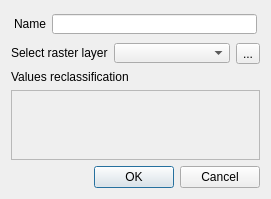
The window that ui/raster_data_dialog.ui (MathieuChailloux/MitiConnect) describes before a commit, drawn with Qt 5.
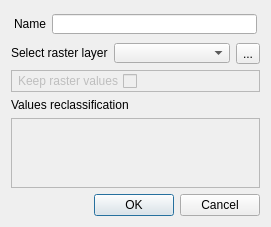
The same window after the commit. Custom widgets are drawn as their Qt base class.

What changed in the file:
```diff
--- a/ui/raster_data_dialog.ui
+++ b/ui/raster_data_dialog.ui
@@ -15,6 +15,13 @@
   </property>
   <layout class="QGridLayout" name="gridLayout">
    <item row="4" column="0">
+    <widget class="QTableView" name="rasterDataDialogView">
+     <property name="enabled">
+      <bool>false</bool>
+     </property>
+    </widget>
+   </item>
+   <item row="5" column="0">
     <widget class="QDialogButtonBox" name="buttonBox">
      <property name="orientation">
       <enum>Qt::Horizontal</enum>
@@ -24,19 +31,6 @@
      </property>
     </widget>
    </item>
-   <item row="2" column="0">
-    <widget class="QLabel" name="encodingLabel">
-     <property name="enabled">
-      <bool>true</bool>
-     </property>
-     <property name="text">
-      <string>Values reclassification</string>
-     </property>
-     <property name="scaledContents">
-      <bool>true</bool>
-     </property>
-    </widget>
-   </item>
    <item row="1" column="0">
     <widget class="QFrame" name="frame">
      <property name="frameShape">
@@ -169,10 +163,69 @@
     </widget>
    </item>
    <item row="3" column="0">
-    <widget class="QTableView" name="rasterDataDialogView">
+    <widget class="QLabel" name="encodingLabel">
      <property name="enabled">
-      <bool>false</bool>
+      <bool>true</bool>
      </property>
+     <property name="text">
+      <string>Values reclassification</string>
+     </property>
+     <property name="scaledContents">
+      <bool>true</bool>
+     </property>
+    </widget>
+   </item>
+   <item row="2" column="0">
+    <widget class="QFrame" name="frame_3">
+     <property name="layoutDirection">
+      <enum>Qt::LeftToRight</enum>
+     </property>
+     <property name="frameShape">
+      <enum>QFrame::StyledPanel</enum>
+     </property>
+     <property name="frameShadow">
+      <enum>QFrame::Raised</enum>
+     </property>
+     <layout class="QHBoxLayout" name="horizontalLayout_3">
+      <property name="leftMargin">
+       <number>0</number>
+      </property>
+      <property name="topMargin">
+       <number>0</number>
+      </property>
+      <property name="rightMargin">
+       <number>0</number>
+      </property>
+      <property name="bottomMargin">
+       <number>0</number>
+      </property>
+      <item>
+       <widget class="QCheckBox" name="keepValues">
+        <property name="enabled">
+         <bool>false</bool>
+        </property>
+        <property name="layoutDirection">
+         <enum>Qt::RightToLeft</enum>
+        </property>
+        <property name="text">
+         <string>Keep raster values</string>
+        </property>
+       </widget>
+      </item>
+      <item>
+       <spacer name="horizontalSpacer">
+        <property name="orientation">
+         <enum>Qt::Horizontal</enum>
+        </property>
+        <property name="sizeHint" stdset="0">
+         <size>
+          <width>40</width>
+          <height>20</height>
+         </size>
+        </property>
+       </spacer>
+      </item>
+     </layout>
     </widget>
    </item>
   </layout>
```
